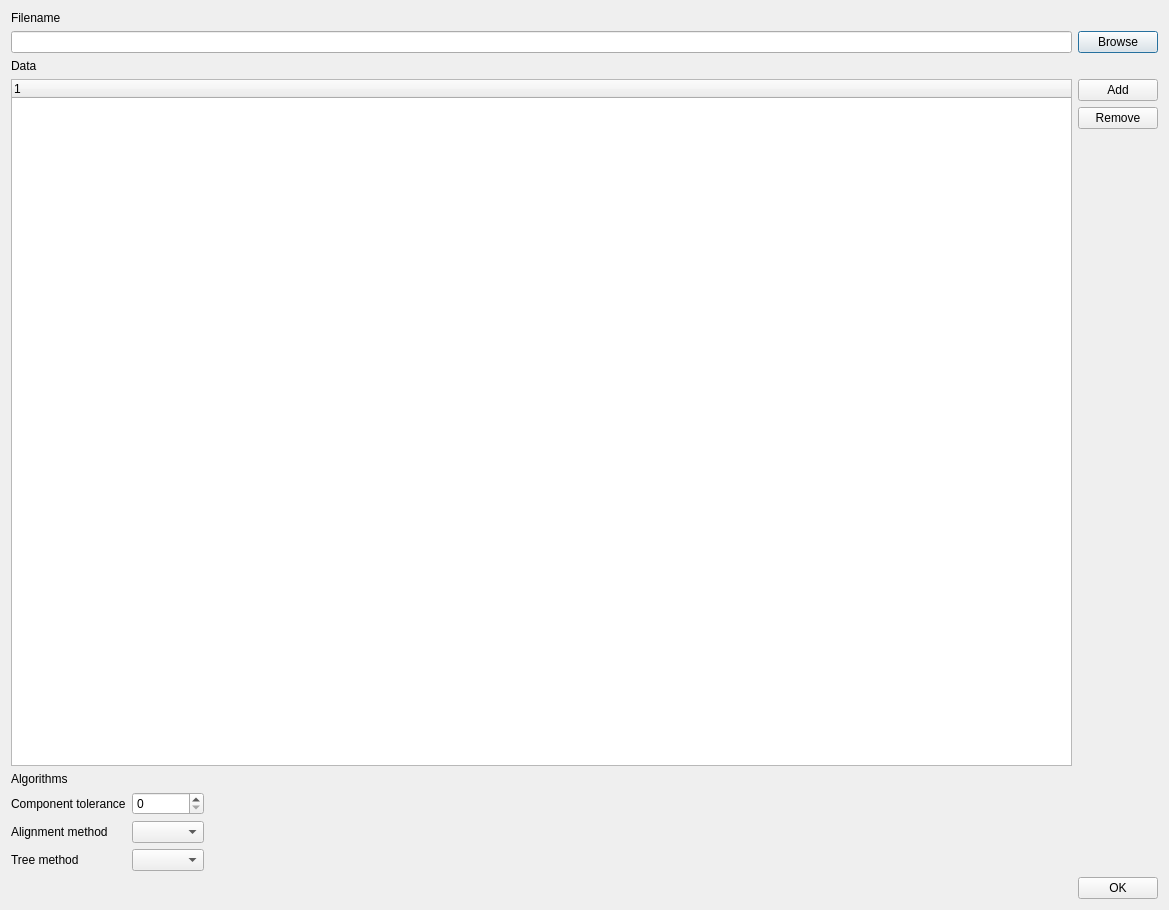
First picture: the form in groot/frontends/gui/forms/designer/frm_wizard_designer.ui, repository JMcInerneyLab/groot, before the edit.
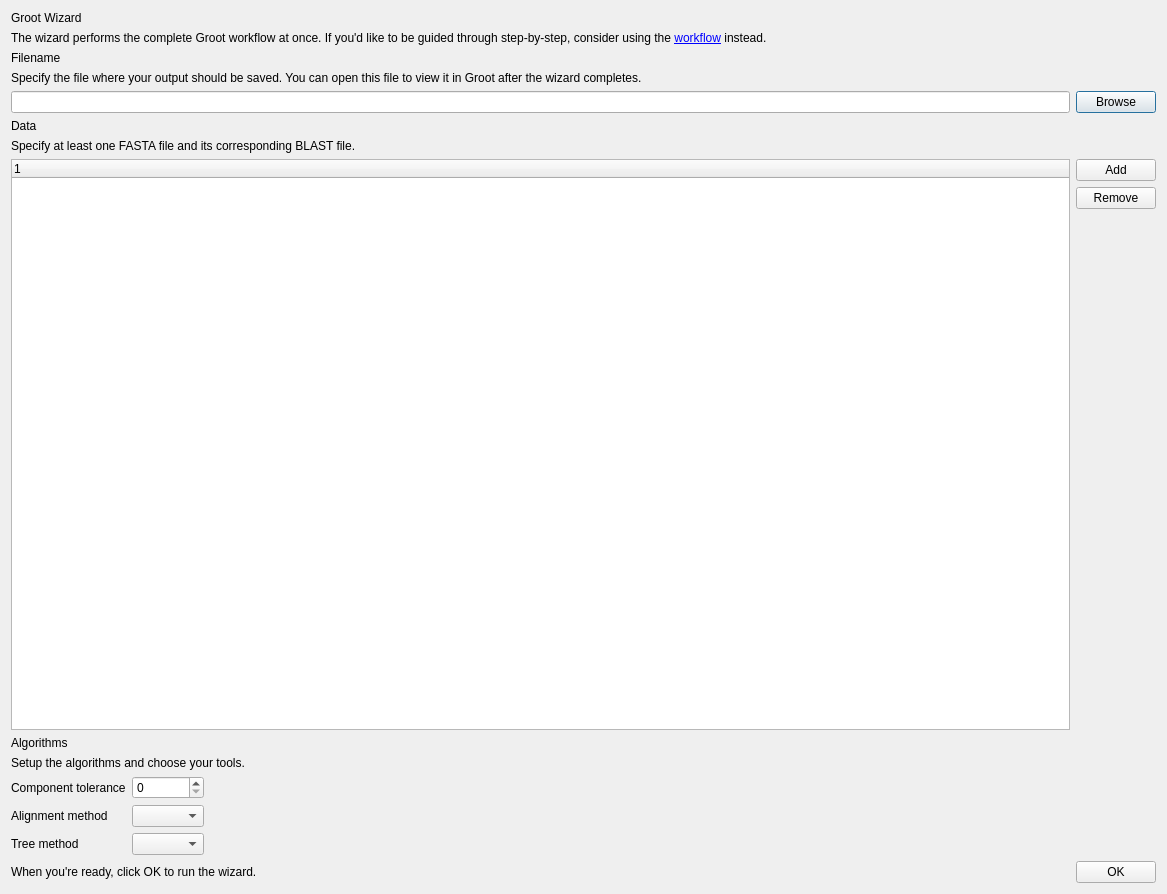
Second picture: the form after the edit.

```diff
--- a/groot/frontends/gui/forms/designer/frm_wizard_designer.ui
+++ b/groot/frontends/gui/forms/designer/frm_wizard_designer.ui
@@ -6,14 +6,34 @@
    <rect>
     <x>0</x>
     <y>0</y>
-    <width>1169</width>
-    <height>910</height>
+    <width>1167</width>
+    <height>894</height>
    </rect>
   </property>
   <property name="windowTitle">
    <string>Dialog</string>
   </property>
   <layout class="QVBoxLayout" name="verticalLayout">
+   <item>
+    <widget class="QLabel" name="label_9">
+     <property name="text">
+      <string>Groot Wizard</string>
+     </property>
+     <property name="style" stdset="0">
+      <string>title</string>
+     </property>
+    </widget>
+   </item>
+   <item>
+    <widget class="QLabel" name="LBL_HELP_TITLE">
+     <property name="text">
+      <string>The wizard performs the complete Groot workflow at once. If you'd like to be guided through step-by-step, consider using the &lt;a href=&quot;action:show_workflow&quot;&gt;workflow&lt;/a&gt; instead.</string>
+     </property>
+     <property name="style" stdset="0">
+      <string>helpbox</string>
+     </property>
+    </widget>
+   </item>
    <item>
     <widget class="QLabel" name="label_7">
      <property name="text">
@@ -24,6 +44,16 @@
      </property>
     </widget>
    </item>
+   <item>
+    <widget class="QLabel" name="label_10">
+     <property name="text">
+      <string>Specify the file where your output should be saved. You can open this file to view it in Groot after the wizard completes.</string>
+     </property>
+     <property name="style" stdset="0">
+      <string>helpbox</string>
+     </property>
+    </widget>
+   </item>
    <item>
     <layout class="QHBoxLayout" name="horizontalLayout_20">
      <item>
@@ -48,6 +78,16 @@
      </property>
     </widget>
    </item>
+   <item>
+    <widget class="QLabel" name="label_11">
+     <property name="text">
+      <string>Specify at least one FASTA file and its corresponding BLAST file.</string>
+     </property>
+     <property name="style" stdset="0">
+      <string>helpbox</string>
+     </property>
+    </widget>
+   </item>
    <item>
     <layout class="QGridLayout" name="gridLayout_3">
      <item row="0" column="1">
@@ -98,6 +138,16 @@
      </property>
     </widget>
    </item>
+   <item>
+    <widget class="QLabel" name="label_13">
+     <property name="text">
+      <string>Setup the algorithms and choose your tools.</string>
+     </property>
+     <property name="style" stdset="0">
+      <string>helpbox</string>
+     </property>
+    </widget>
+   </item>
    <item>
     <layout class="QGridLayout" name="gridLayout_4">
      <item row="0" column="1">
@@ -165,6 +215,16 @@
    </item>
    <item>
     <layout class="QHBoxLayout" name="horizontalLayout">
+     <item>
+      <widget class="QLabel" name="label_14">
+       <property name="text">
+        <string>When you're ready, click OK to run the wizard.</string>
+       </property>
+       <property name="style" stdset="0">
+        <string>helpbox</string>
+       </property>
+      </widget>
+     </item>
      <item>
       <spacer name="horizontalSpacer_4">
        <property name="orientation">
```
Left out of the diff: 4 changed lines with no effect on the pictures.
